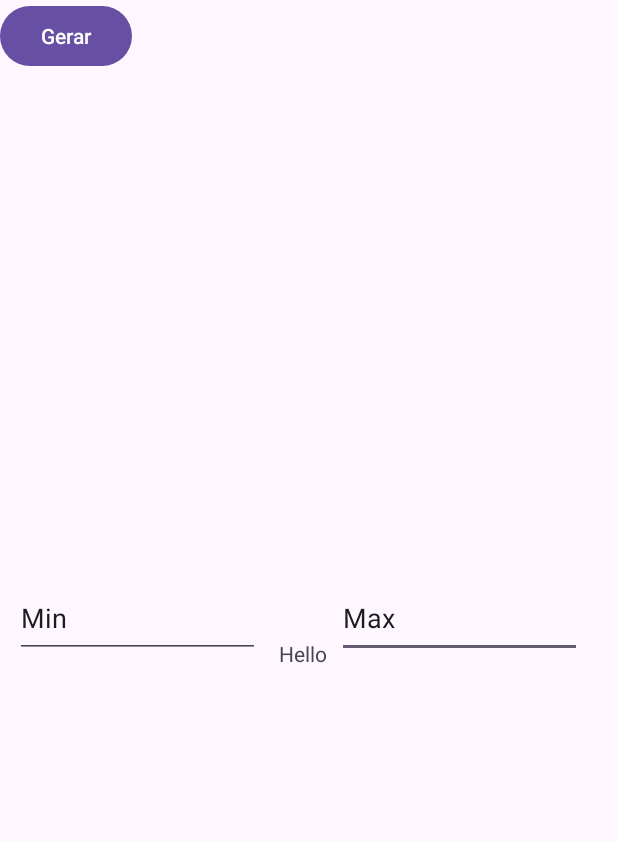
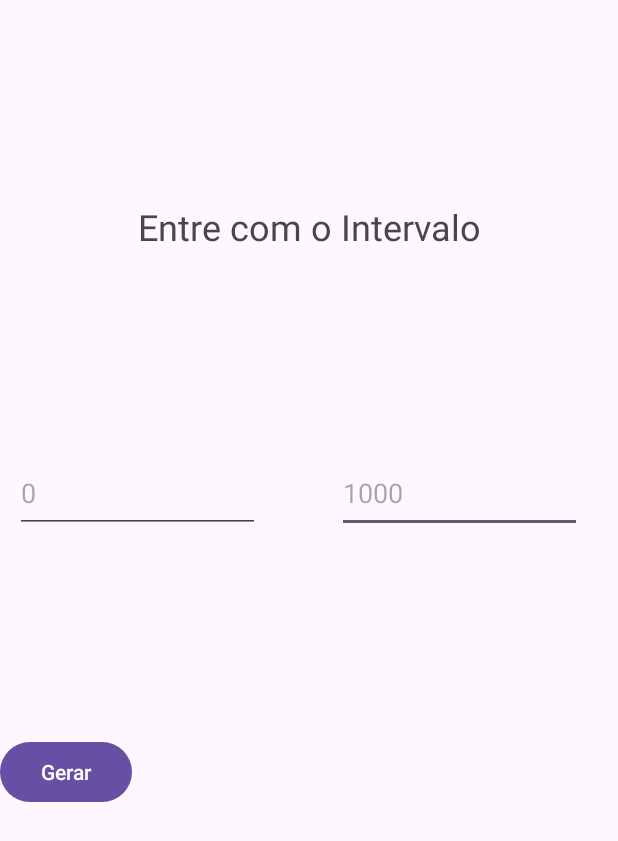
Before and after one commit to Arthur-Pereira-5019/Mobile-Programming-Class-Activities, an Android app: the screen it shows after launch (MainActivity), on a phone screen of 412 x 824 dp. Shown: the top 841 px of the screen. Run offline under Robolectric (Android 15) with nearby library versions, the phone set to English and light mode, and no system bars.

Commit message:
Fixed constraints

```diff
--- a/app/src/main/res/layout/activity_main.xml
+++ b/app/src/main/res/layout/activity_main.xml
@@ -13,23 +13,24 @@
         android:layout_height="53dp"
         android:layout_marginEnd="24dp"
         android:ems="10"
-        android:inputType="text"
-        android:text="Max"
+        android:hint="1000"
+        android:inputType="number"
+        app:layout_constraintEnd_toEndOf="parent"
+        app:layout_constraintStart_toEndOf="@+id/edMin"
+        app:layout_constraintTop_toTopOf="@+id/edMin" />
+
+    <TextView
+        android:id="@+id/tvResultado"
+        android:layout_width="30dp"
+        android:layout_height="16dp"
+        android:text="---"
+        android:textSize="24sp"
         app:layout_constraintBottom_toBottomOf="parent"
         app:layout_constraintEnd_toEndOf="parent"
-        app:layout_constraintStart_toEndOf="@+id/edMin"
-        app:layout_constraintTop_toTopOf="parent" />
-
-    <TextView
-        android:id="@+id/textView"
-        android:layout_width="38dp"
-        android:layout_height="20dp"
-        android:text="@string/hello"
-        app:layout_constraintBottom_toBottomOf="parent"
-        app:layout_constraintEnd_toEndOf="parent"
-        app:layout_constraintHorizontal_bias="0.498"
+        app:layout_constraintHorizontal_bias="0.5"
         app:layout_constraintStart_toStartOf="parent"
-        app:layout_constraintTop_toBottomOf="@+id/button" />
+        app:layout_constraintTop_toBottomOf="@+id/button"
+        app:layout_constraintVertical_bias="0.497" />
 
     <EditText
         android:id="@+id/edMin"
@@ -38,19 +39,35 @@
         android:layout_marginStart="10dp"
         android:layout_marginEnd="51dp"
         android:ems="10"
-        android:inputType="text"
-        android:text="Min"
-        app:layout_constraintBottom_toBottomOf="parent"
+        android:hint="0"
+        android:inputType="number"
+        app:layout_constraintBottom_toTopOf="@+id/button"
         app:layout_constraintEnd_toStartOf="@+id/edMax"
+        app:layout_constraintHorizontal_bias="0.5"
         app:layout_constraintStart_toStartOf="parent"
-        app:layout_constraintTop_toTopOf="parent" />
+        app:layout_constraintTop_toBottomOf="@+id/textView2" />
 
     <Button
         android:id="@+id/button"
         android:layout_width="wrap_content"
         android:layout_height="wrap_content"
         android:text="Gerar"
-        tools:layout_editor_absoluteX="155dp"
-        tools:layout_editor_absoluteY="458dp" />
+        app:layout_constraintBottom_toTopOf="@+id/tvResultado"
+        app:layout_constraintTop_toBottomOf="@+id/edMin"
+        tools:layout_editor_absoluteX="155dp" />
+
+    <TextView
+        android:id="@+id/textView2"
+        android:layout_width="wrap_content"
+        android:layout_height="wrap_content"
+        android:layout_marginStart="92dp"
+        android:layout_marginEnd="92dp"
+        android:text="Entre com o Intervalo"
+        android:textSize="24sp"
+        app:layout_constraintBottom_toTopOf="@+id/edMin"
+        app:layout_constraintEnd_toEndOf="parent"
+        app:layout_constraintHorizontal_bias="0.5"
+        app:layout_constraintStart_toStartOf="parent"
+        app:layout_constraintTop_toTopOf="parent" />
 
 </androidx.constraintlayout.widget.ConstraintLayout>
```
